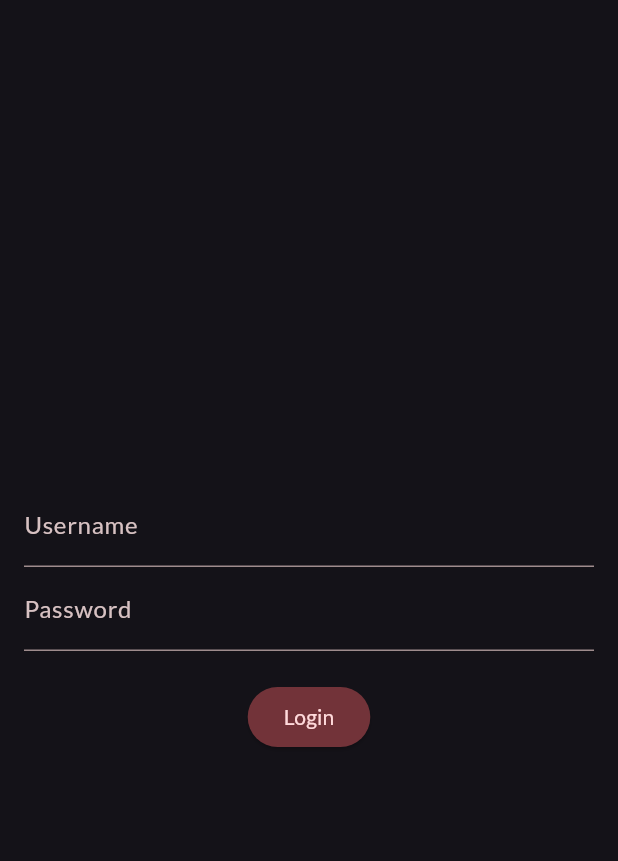
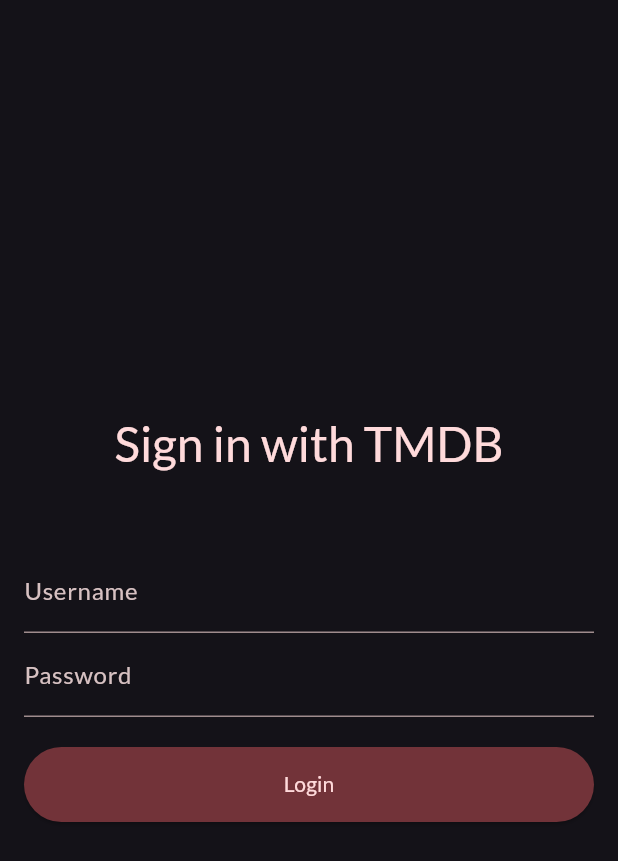
Before and after one commit to MHibriziF/Movie-App, a Flutter app: the screen it shows after launch, after a tap on "Login", on a phone screen of 412 x 824 dp. Shown: the top 861 px of the screen. Run offline on Flutter 3.47's test engine with Material 3 defaults, Android fonts, the phone set to English and light mode, and no system bars; our stand-ins replace carousel_slider, envied, google_fonts, hive, hive_flutter; accounts and stored records are empty; generated files the repository leaves out were written again; network calls fail.

Commit message:
Add sign in text and make login button stretched

```diff
--- a/lib/screens/login_screen.dart
+++ b/lib/screens/login_screen.dart
@@ -68,6 +68,14 @@ class _LoginScreenState extends State<LoginScreen> {
               mainAxisAlignment: MainAxisAlignment.center,
               mainAxisSize: MainAxisSize.min,
               children: [
+                Text(
+                  "Sign in with TMDB",
+                  style: Theme.of(context).textTheme.headlineLarge!.copyWith(
+                        color:
+                            Theme.of(context).colorScheme.onSecondaryContainer,
+                      ),
+                ),
+                SizedBox(height: 50),
                 TextFormField(
                   style: TextStyle(
                     color: Theme.of(context).colorScheme.secondary,
@@ -100,6 +108,11 @@ class _LoginScreenState extends State<LoginScreen> {
                 SizedBox(height: 20),
                 ElevatedButton(
                   onPressed: submitLogin,
+                  style: Theme.of(context).elevatedButtonTheme.style!.copyWith(
+                        minimumSize: WidgetStateProperty.all(
+                          const Size(double.infinity, 50),
+                        ),
+                      ),
                   child: const Text("Login"),
                 ),
               ],
```
